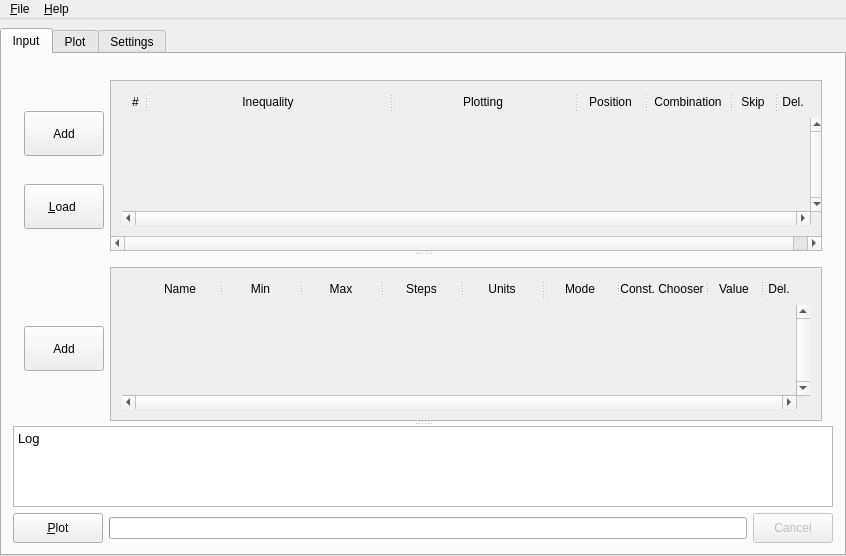
Old version of the form xml/bareminimumplotter.ui in the repository xpcoffee/plotus.
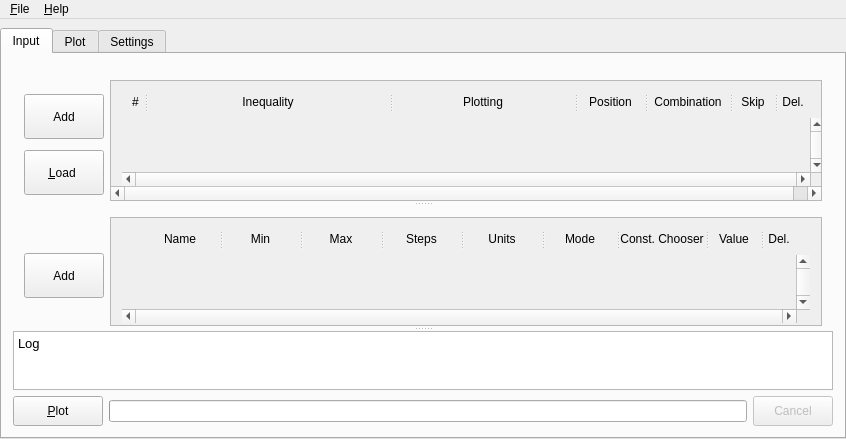
New version of the form. Icons and pictures are not drawn.

Patch:
```diff
--- a/xml/bareminimumplotter.ui
+++ b/xml/bareminimumplotter.ui
@@ -7,303 +7,12 @@
     <x>0</x>
     <y>0</y>
     <width>846</width>
-    <height>556</height>
+    <height>439</height>
    </rect>
   </property>
   <property name="windowTitle">
    <string>BareMinimumPlotter</string>
   </property>
-  <property name="styleSheet">
-   <string notr="true">/*Background*/
-QWidget#centralWidget {
-	background: rgb(80,80,80);
-}
-
-/*Tab Widget*/
-QWidget#tab_input, QWidget#tab_plot, QWidget#tab_settings {
-	background: black;
-}
-
-QTabWidget::tab-bar {
-	alignment: center;
-}
-
-QTabWidget::pane {
-	position: absolute;
-	top: -8px;
-}
-
-QTabBar::tab {
-	color: rgb(80,80,80);
-	font: bold 13px calibri;
-	background: white;
-	border: 2px solid black;
-	border-radius: 10px;
-	height: 20px;
-	width:	80px;
-
-}
-
-QTabBar::tab:selected {
-	background: black;
-	color: white;
-	font: bold 13px calibri;
-}
-
-/*Containers*/
-QFrame#verticalFrame_Inequality {
-	background: transparent;
-}
-
-QScrollArea, QScrollArea &gt; QWidget &gt; QWidget{
-	background:transparent;
-}
-
-QGroupBox{
-	font-weight: bold calibri;
-	color: white;
-	background-color: rgb(80,80,80);
-}
-
-QWidget#container_Graph{
-	background:white;
-}
-
-/*Labels*/
-QLabel {
-	color: white;
-	font: bold 13px calibri;
-}
-
-/*Buttons*/
-QToolButton {
-	color: white;
-	font: bold 13px calibri;
-	background: rgb(100,100,100);
-	border-radius:0px;
-	alignment:center;
-}
-
-QPushButton {
-	color: white;
-	font: bold 13px calibri;
-	background: rgb(100,100,100);
-	border-radius:0px;
-}
-
-QPushButton#pushButton_Down{
-	color: transparent;
-	image: url(../bare_minimum_plotter/rsc/down-arrow-white.png);
-}
-
-QPushButton#pushButton_Up{
-	color: transparent;
-	image: url(../bare_minimum_plotter/rsc/up-arrow-white.png);
-}
-
-QPushButton#pushButton_Delete{
-	color: transparent;
-	image: url(../bare_minimum_plotter/rsc/cross-white.png);
-}
-
-QPushButton:disabled{
-	background: rgb(210, 210, 210);
-}
-
-QPushButton:pressed, QToolButton:pressed{
-	background: rgb(255, 172, 39)
-}
-
-/*LineEdits*/
-QLineEdit {
-	background: white;
-	border-radius: 0px;
-}
-
-QLineEdit:focus {
-	border: 1px solid rgb(63, 98, 255); /*blue*/
-}
-
-QLineEdit#lineEdit_PlotTitle{
-	color: white;
-	font: bold 18px calibri;
-	background: transparent;
-}
-
-QLineEdit#lineEdit_PlotTitle:focus{
-	color: back;
-	background: white;
-}
-
-
-/*Text Edit*/
-QTextEdit{
-	color: black;
-	background: rgb(241, 241, 241)
-}
-
-/*Splitters*/
-QSplitterHandle {
-	background: black;
-}
-
-QSplitter#splitter_Inequality, QSplitter#splitter_Variable {
-	background: rgb(80,80,80);
-}
-
-/*Comboboxes*/
-QComboBox {
-	background: rgb(63, 98, 255); /*blue*/
-	border-radius:0;
-	color: white;
-	font: 13px calibri;
-}
-
-QComboBox:focus {
-	border: 1px outset white;
-}
-
-QComboBox::drop-down {
-	border-left: 2px solid black;
-	width: 20px;
-}
-
-QComboBox::down-arrow {
-	border-image: url(../bare_minimum_plotter/rsc/down-arrow-white.png);
-	width: 10px;
-	height: 10px;
-}
-
-QComboBox::QListView {
-	background: white;
-}
-
-QComboBox:disabled{
-	background: rgb(210,210,210);
-	color: transparent;
-}
-
-
-/*Progress Bar*/
-QProgressBar {
-	background: transparent;
-	color: white;
-	font: bold 13px calibri;
-}
-
-QProgressBar::chunk {
-	background: rgb(37, 158, 0);
-	width: 10px;
-}
-
-/*Slider*/
-QSlider::handle:disabled{
-	background: transparent;
-}
-
-/*Scroll Area*/
-QScrollArea{
-border:none;
-border-radius:0px;
-}
-
-/*Scrollbar*/
- QScrollBar {
-     background: rgb(100,100,100);
-     width: 15px;
-     margin: 15px 0px 15px 0px;
- }
-
- QScrollBar::handle:enabled {
-     background: rgb(63, 98, 255);
-	 border-top: 2px solid black;
-	 border-bottom: 2px solid black;
-     min-height: 7px;
- }
-
- QScrollBar::add-line:enabled { /*down arrow box*/
-     background: rgb(100,100,100);
-     height: 15px;
-     subcontrol-position: bottom;
-     subcontrol-origin: margin;
- }
-
- QScrollBar::sub-line:enabled { /*top arrow box*/
-     background: rgb(100,100,100);
-     height: 15px;
-     subcontrol-position: top;
-     subcontrol-origin: margin;
- }
-
- QScrollBar:up-arrow:enabled {
-     width: 7px;
-     height: 7px;
- 	 image: url(../bare_minimum_plotter/rsc/up-arrow-white-small.png);
-
- }
-
- QScrollBar:down-arrow:enabled {
-     width: 7px;
-     height: 7px;
- 	 image: url(../bare_minimum_plotter/rsc/down-arrow-white-small.png);
- }
-
- QScrollBar::add-page, QScrollBar::sub-page {
-     background: none;
- }
-
-/*Scrollbar: Disabled*/
-QScrollBar:disabled{
-	background: transparent;
-}
-
- QScrollBar::handle:disabled {
-     background: transparent;
-     min-height: 7px;
- }
-
- QScrollBar::add-line:disabled { /*down arrow box*/
-     background: transparent;
-     height: 15px;
-     subcontrol-position: bottom;
-     subcontrol-origin: margin;
- }
-
- QScrollBar::sub-line:disabled { /*top arrow box*/
-     background: transparent;
-     height: 15px;
-     subcontrol-position: top;
-     subcontrol-origin: margin;
- }
-
- QScrollBar:up-arrow:disabled {
-     width: 3px;
-     height: 3px;
-     background: transparent;
- }
-
- QScrollBar:down-arrow:disabled {
-     width: 3px;
-     height: 3px;
-     background: transparent;
- }
-
-/*Checkbox*/
-QCheckBox {
-	background: transparent;
-	border-radius: 0px;
-}
-
-QCheckBox::indicator:unchecked {
-	image: url(../bare_minimum_plotter/rsc/unchecked-white.png);
-	padding-right: 12px;
-}
-
-QCheckBox::indicator:checked {
-	image: url(../bare_minimum_plotter/rsc/checked-white.png);
-	padding-right: 12px;
-}</string>
-  </property>
   <widget class="QWidget" name="centralWidget">
    <layout class="QVBoxLayout" name="verticalLayout_4">
     <property name="leftMargin">
@@ -533,7 +242,7 @@
                  <x>0</x>
                  <y>0</y>
                  <width>722</width>
-                 <height>173</height>
+                 <height>115</height>
                 </rect>
                </property>
                <layout class="QVBoxLayout" name="verticalLayout_5">
@@ -803,15 +512,15 @@
                     <rect>
                      <x>0</x>
                      <y>0</y>
-                     <width>689</width>
-                     <height>127</height>
+                     <width>687</width>
+                     <height>52</height>
                     </rect>
                    </property>
                    <property name="focusPolicy">
                     <enum>Qt::TabFocus</enum>
                    </property>
                    <property name="autoFillBackground">
-                    <bool>false</bool>
+                    <bool>true</bool>
                    </property>
                    <property name="styleSheet">
                     <string notr="true"/>
@@ -935,8 +644,8 @@
                 <rect>
                  <x>0</x>
                  <y>0</y>
-                 <width>722</width>
-                 <height>144</height>
+                 <width>714</width>
+                 <height>115</height>
                 </rect>
                </property>
                <layout class="QVBoxLayout" name="verticalLayout_3">
@@ -1324,12 +1033,12 @@
                     <rect>
                      <x>0</x>
                      <y>0</y>
-                     <width>689</width>
-                     <height>98</height>
+                     <width>679</width>
+                     <height>52</height>
                     </rect>
                    </property>
                    <property name="autoFillBackground">
-                    <bool>false</bool>
+                    <bool>true</bool>
                    </property>
                    <property name="styleSheet">
                     <string notr="true"/>
```
